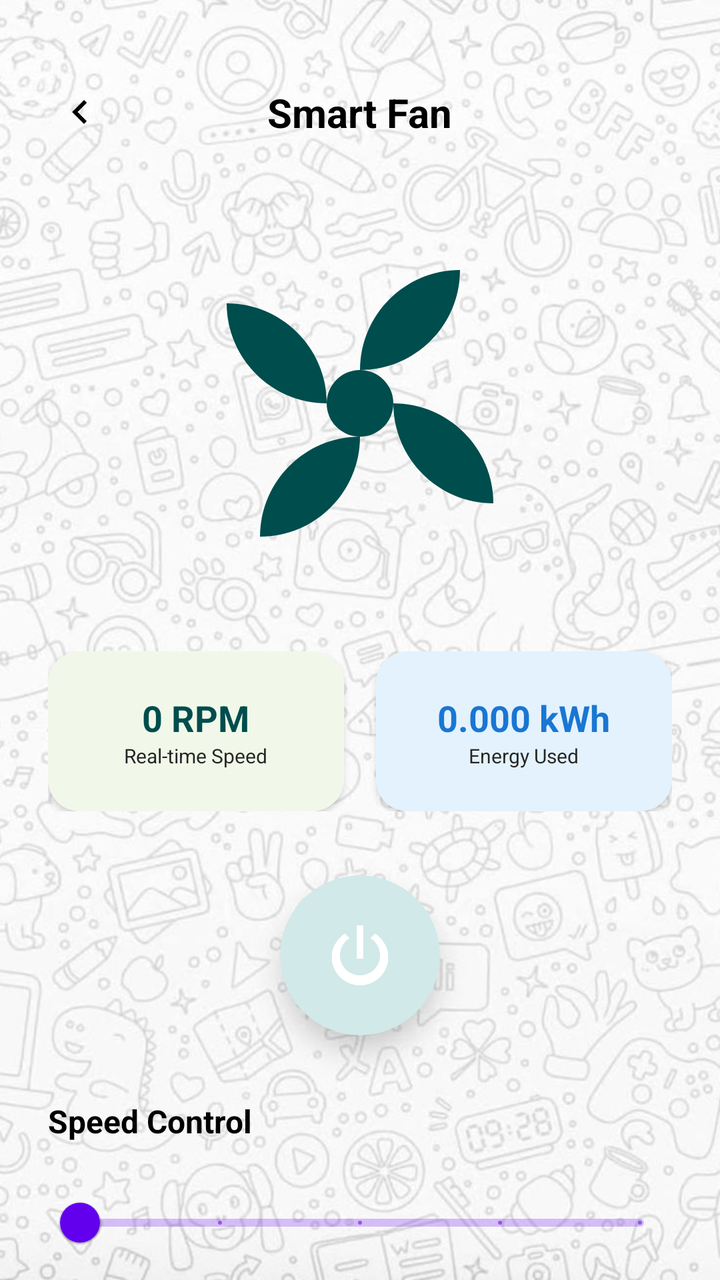
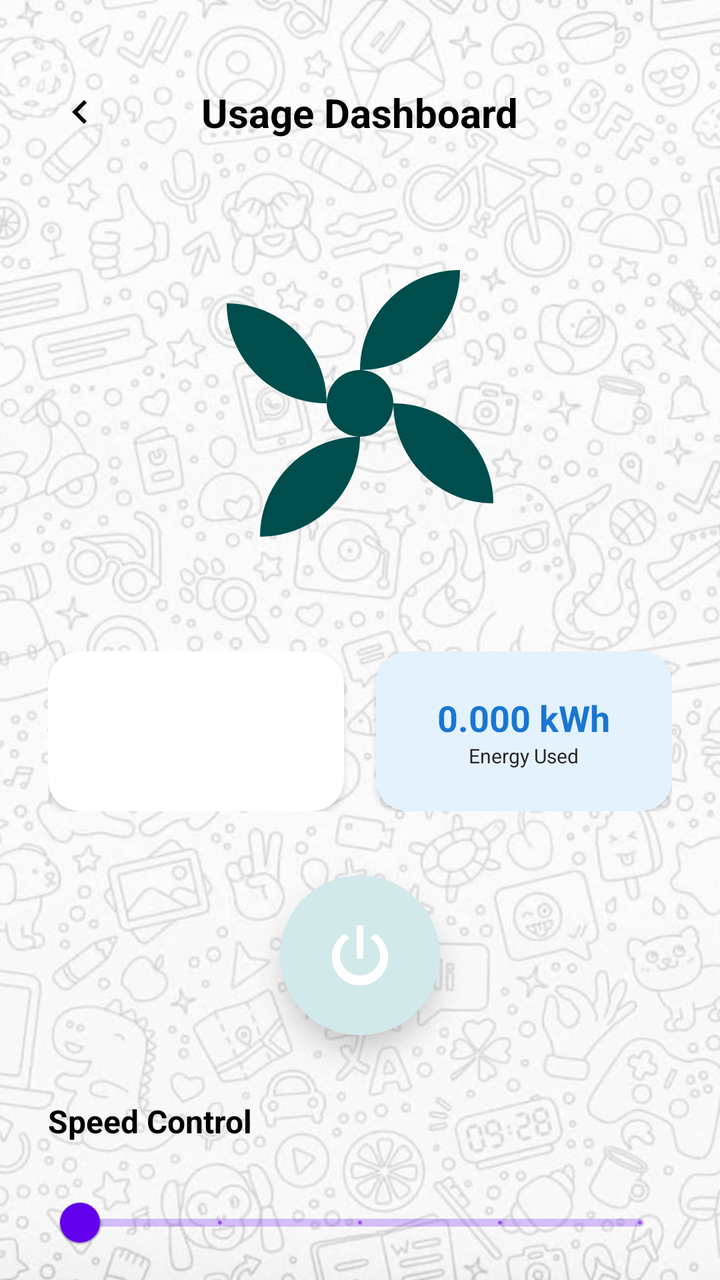

Screens rendered from an Android XML layout before and after an edit, with the pre-edit source and the edit as a unified diff.
<!-- AndroidManifest.xml: application theme Theme.SmartHome -->
<!-- res/layout/activity_fan_control.xml -->
<?xml version="1.0" encoding="utf-8"?>
<androidx.constraintlayout.widget.ConstraintLayout xmlns:android="http://schemas.android.com/apk/res/android"
    xmlns:app="http://schemas.android.com/apk/res-auto"
    xmlns:tools="http://schemas.android.com/tools"
    android:layout_width="match_parent"
    android:layout_height="match_parent"
    android:background="@drawable/background"
    tools:context=".FanControlActivity">

    
    <ImageView
        android:id="@+id/btn_back"
        android:layout_width="48dp"
        android:layout_height="48dp"
        android:layout_marginStart="16dp"
        android:layout_marginTop="32dp"
        android:padding="12dp"
        android:src="@drawable/ic_arrow_back"
        app:layout_constraintStart_toStartOf="parent"
        app:layout_constraintTop_toTopOf="parent"
        app:tint="@color/black" />

    <TextView
        android:id="@+id/tv_fan_title"
        android:layout_width="wrap_content"
        android:layout_height="wrap_content"
        android:text="Smart Fan"
        android:textColor="@color/black"
        android:textSize="20sp"
        android:textStyle="bold"
        app:layout_constraintBottom_toBottomOf="@+id/btn_back"
        app:layout_constraintEnd_toEndOf="parent"
        app:layout_constraintStart_toStartOf="parent"
        app:layout_constraintTop_toTopOf="@+id/btn_back" />

    
    <ImageView
        android:id="@+id/iv_fan_image"
        android:layout_width="200dp"
        android:layout_height="200dp"
        android:layout_marginTop="32dp"
        android:src="@drawable/ic_fan"
        app:tint="@color/primary_teal"
        app:layout_constraintEnd_toEndOf="parent"
        app:layout_constraintStart_toStartOf="parent"
        app:layout_constraintTop_toBottomOf="@+id/tv_fan_title" />

    
    <LinearLayout
        android:id="@+id/ll_metrics"
        android:layout_width="match_parent"
        android:layout_height="wrap_content"
        android:layout_marginHorizontal="24dp"
        android:layout_marginTop="24dp"
        android:orientation="horizontal"
        android:weightSum="2"
        app:layout_constraintTop_toBottomOf="@id/iv_fan_image">

        <androidx.cardview.widget.CardView
            android:layout_width="0dp"
            android:layout_height="80dp"
            android:layout_marginEnd="8dp"
            android:layout_weight="1"
            app:cardCornerRadius="16dp"
            app:cardElevation="2dp">
            <LinearLayout
                android:layout_width="match_parent"
                android:layout_height="match_parent"
                android:gravity="center"
                android:orientation="vertical"
                android:background="#F1F8E9">
                <TextView
                    android:id="@+id/tv_fan_rpm"
                    android:layout_width="wrap_content"
                    android:layout_height="wrap_content"
                    android:text="0 RPM"
                    android:textColor="@color/primary_teal"
                    android:textSize="18sp"
                    android:textStyle="bold" />
                <TextView
                    android:layout_width="wrap_content"
                    android:layout_height="wrap_content"
                    android:text="Real-time Speed"
                    android:textColor="@color/gray_text"
                    android:textSize="10sp" />
            </LinearLayout>
        </androidx.cardview.widget.CardView>

        <androidx.cardview.widget.CardView
            android:layout_width="0dp"
            android:layout_height="80dp"
            android:layout_marginStart="8dp"
            android:layout_weight="1"
            app:cardCornerRadius="16dp"
            app:cardElevation="2dp">
            <LinearLayout
                android:layout_width="match_parent"
                android:layout_height="match_parent"
                android:gravity="center"
                android:orientation="vertical"
                android:background="#E3F2FD">
                <TextView
                    android:id="@+id/tv_fan_usage"
                    android:layout_width="wrap_content"
                    android:layout_height="wrap_content"
                    android:text="0.000 kWh"
                    android:textColor="#1976D2"
                    android:textSize="18sp"
                    android:textStyle="bold" />
                <TextView
                    android:layout_width="wrap_content"
                    android:layout_height="wrap_content"
                    android:text="Energy Used"
                    android:textColor="@color/gray_text"
                    android:textSize="10sp" />
            </LinearLayout>
        </androidx.cardview.widget.CardView>
    </LinearLayout>

    
    <androidx.cardview.widget.CardView
        android:id="@+id/cv_power_button"
        android:layout_width="80dp"
        android:layout_height="80dp"
        app:cardCornerRadius="40dp"
        app:cardElevation="8dp"
        android:layout_marginTop="32dp"
        app:layout_constraintTop_toBottomOf="@id/ll_metrics"
        app:layout_constraintStart_toStartOf="parent"
        app:layout_constraintEnd_toEndOf="parent"
        app:cardBackgroundColor="@color/glass_green">

        <ImageView
            android:id="@+id/iv_power_icon"
            android:layout_width="40dp"
            android:layout_height="40dp"
            android:layout_gravity="center"
            android:src="@drawable/ic_power"
            app:tint="@color/white" />

    </androidx.cardview.widget.CardView>

    
    <TextView
        android:id="@+id/tv_speed_label"
        android:layout_width="wrap_content"
        android:layout_height="wrap_content"
        android:layout_marginStart="24dp"
        android:layout_marginTop="32dp"
        android:text="Speed Control"
        android:textColor="@color/black"
        android:textSize="16sp"
        android:textStyle="bold"
        app:layout_constraintStart_toStartOf="parent"
        app:layout_constraintTop_toBottomOf="@id/cv_power_button" />

    <com.google.android.material.slider.Slider
        android:id="@+id/slider_fan_speed"
        android:layout_width="0dp"
        android:layout_height="wrap_content"
        android:layout_marginHorizontal="24dp"
        android:layout_marginTop="16dp"
        android:valueFrom="1"
        android:valueTo="5"
        android:stepSize="1"
        app:layout_constraintEnd_toEndOf="parent"
        app:layout_constraintStart_toStartOf="parent"
        app:layout_constraintTop_toBottomOf="@id/tv_speed_label" />

    
    <LinearLayout
        android:id="@+id/ll_oscillation"
        android:layout_width="match_parent"
        android:layout_height="wrap_content"
        android:layout_marginHorizontal="24dp"
        android:layout_marginTop="24dp"
        android:gravity="center_vertical"
        android:orientation="horizontal"
        app:layout_constraintTop_toBottomOf="@+id/slider_fan_speed">

        <TextView
            android:layout_width="0dp"
            android:layout_height="wrap_content"
            android:layout_weight="1"
            android:text="Oscillation Mode"
            android:textColor="@color/black"
            android:textSize="16sp"
            android:textStyle="bold" />

        <androidx.appcompat.widget.SwitchCompat
            android:id="@+id/switch_oscillation"
            android:layout_width="wrap_content"
            android:layout_height="wrap_content" />
    </LinearLayout>

</androidx.constraintlayout.widget.ConstraintLayout>
<!-- resources referenced by this layout -->
<resources>
  <color name="black">#000000</color>
  <color name="glass_green">#D1E9E9</color>
  <color name="gray_text">#262626</color>
  <color name="primary_teal">#004D4D</color>
  <color name="white">#FFFFFF</color>
  <!-- drawable background: jpg bitmap (drawable, 105532 bytes) -->
  <!-- drawable ic_arrow_back (drawable) -->
  <vector xmlns:android="http://schemas.android.com/apk/res/android"
      android:width="24dp"
      android:height="24dp"
      android:viewportWidth="24"
      android:viewportHeight="24">
    <path
        android:pathData="M15.41,16.59L10.83,12L15.41,7.41L14,6L8,12L14,18L15.41,16.59Z"
        android:fillColor="#000000"/>
  </vector>
  <!-- drawable ic_fan (drawable) -->
  <vector xmlns:android="http://schemas.android.com/apk/res/android"
      android:width="24dp"
      android:height="24dp"
      android:viewportWidth="24"
      android:viewportHeight="24">
      <path
          android:fillColor="#000000"
          android:pathData="M12,12m-2,0a2,2 0,1 1,4 0a2,2 0,1 1,-4 0" />
      <path
          android:fillColor="#000000"
          android:pathData="M12,10c0,-3.31 2.69,-6 6,-6c0,3.31 -2.69,6 -6,6Z" />
      <path
          android:fillColor="#000000"
          android:pathData="M14,12c3.31,0 6,2.69 6,6c-3.31,0 -6,-2.69 -6,-6Z" />
      <path
          android:fillColor="#000000"
          android:pathData="M12,14c0,3.31 -2.69,6 -6,6c0,-3.31 2.69,-6 6,-6Z" />
      <path
          android:fillColor="#000000"
          android:pathData="M10,12c-3.31,0 -6,-2.69 -6,-6c3.31,0 6,2.69 6,6Z" />
  </vector>
  <!-- drawable ic_power (drawable) -->
  <vector xmlns:android="http://schemas.android.com/apk/res/android"
      android:width="24dp"
      android:height="24dp"
      android:viewportWidth="24"
      android:viewportHeight="24">
      <path
          android:fillColor="#000000"
          android:pathData="M16.56,5.44L15.11,6.89C16.84,7.94 18,9.83 18,12A6,6 0 0,1 12,18A6,6 0 0,1 6,12C6,9.83 7.16,7.94 8.88,6.88L7.44,5.44C5.13,7.06 3.5,9.62 3.5,12.5A8.5,8.5 0 0,0 12,21A8.5,8.5 0 0,0 20.5,12.5C20.5,9.62 18.87,7.06 16.56,5.44M13,3H11V13H13" />
  </vector>
  <style name="Theme.SmartHome" parent="Base.Theme.SmartHome" />
  <style name="Base.Theme.SmartHome" parent="Theme.MaterialComponents.Light.NoActionBar">
          
          <item name="android:colorBackground">@color/background_light</item>
          <item name="android:windowLightStatusBar">true</item>
          <item name="android:statusBarColor">@color/white</item>
      </style>
  <color name="background_light">#F5F7F7</color>
</resources>

<!-- the commit's change to res/layout/activity_fan_control.xml (unified diff, before → after) -->
@@ -24,7 +24,7 @@
         android:id="@+id/tv_fan_title"
         android:layout_width="wrap_content"
         android:layout_height="wrap_content"
-        android:text="Smart Fan"
+        android:text="Usage Dashboard"
         android:textColor="@color/black"
         android:textSize="20sp"
         android:textStyle="bold"
@@ -65,7 +65,7 @@
             app:cardElevation="2dp">
             <LinearLayout
                 android:layout_width="match_parent"
-                android:layout_height="match_parent"
+                android:layout_height="parent"
                 android:gravity="center"
                 android:orientation="vertical"
                 android:background="#F1F8E9">
